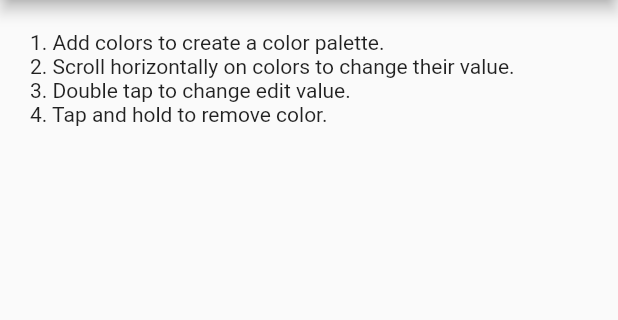
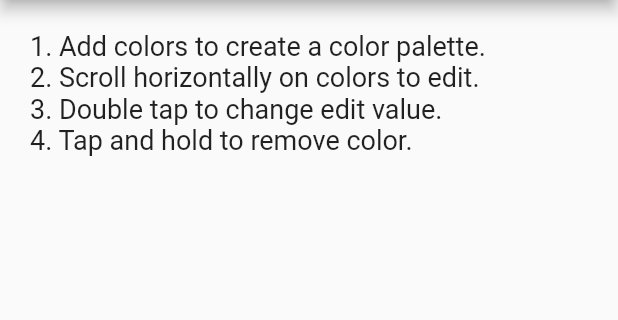
Before and after one commit to kotarCreative/colofinity, a Flutter app: the screen it shows after launch, after a tap on "Add Color", after a tap on the "info" icon, on a phone screen of 412 x 824 dp, the part 84-404 px from its top. Run offline on Flutter 3.47's test engine with Material 2 defaults, Android fonts, the phone set to English and light mode, and no system bars.

Commit message:
Simplify code.

```diff
--- a/lib/main.dart
+++ b/lib/main.dart
@@ -11,8 +11,7 @@ class Colorfinity extends StatelessWidget {
         theme: ThemeData(
             primaryColor: Color(0xFF333333),
             textTheme: TextTheme(button: TextStyle(color: Colors.white))),
-      home: MainApp()
-    );
+        home: MainApp());
   }
 }
 
@@ -49,7 +48,7 @@ class _ColorManagerState extends State<ColorManager> {
   String editMode = 'hue';
   final ScrollController _scrollCont = new ScrollController();
 
-  void _add() {
+  void _addColor() {
     Color color = Color((math.Random().nextDouble() * 0xFFFFFF).toInt() << 0)
         .withOpacity(1.0);
     setState(() => _colors.add(color));
@@ -60,7 +59,7 @@ class _ColorManagerState extends State<ColorManager> {
     }
   }
 
-  void remove(int idx) {
+  void _removeColor(int idx) {
     setState(() => _colors.removeAt(idx));
   }
 
@@ -98,19 +97,21 @@ class _ColorManagerState extends State<ColorManager> {
 
   Widget _buildColorCard(BuildContext context, int idx) {
     Color colorVal = _colors[idx];
-    return ColorCard(idx, colorVal, onDrag: updateColor, onHold: remove);
+    return ColorCard(idx, colorVal, onDrag: updateColor, onHold: _removeColor);
   }
 
   @override
   Widget build(BuildContext context) {
-    return GestureDetector(
-      child: Column(
+    return Column(
       children: <Widget>[
         Expanded(
+          child: GestureDetector(
             child: ListView.builder(
               itemBuilder: _buildColorCard,
               itemCount: _colors.length,
               controller: _scrollCont,
+            ),
+            onDoubleTap: changeEditType,
           ),
         ),
         Container(
@@ -119,10 +120,20 @@ class _ColorManagerState extends State<ColorManager> {
               textAlign: TextAlign.center,
             ),
             margin: EdgeInsets.all(20)),
-          FooterBtn('Add Color', _add)
+        GestureDetector(
+          child: Container(
+            child: Center(
+              child: Text(
+                'Add Color',
+                style: Theme.of(context).textTheme.button,
+              ),
+            ),
+            color: Theme.of(context).primaryColor,
+            height: 60,
+          ),
+          onTap: _addColor,
+        )
       ],
-      ),
-      onDoubleTap: changeEditType,
     );
   }
 }
--- a/lib/widgets.dart
+++ b/lib/widgets.dart
@@ -36,30 +36,6 @@ class ColorCard extends StatelessWidget {
   }
 }
 
-class FooterBtn extends StatelessWidget {
-  final String label;
-  final Function onTap;
-
-  FooterBtn(this.label, this.onTap);
-
-  @override
-  Widget build(BuildContext context) {
-    return GestureDetector(
-      child: Container(
-        child: Center(
-          child: Text(
-            label,
-            style: Theme.of(context).textTheme.button,
-          ),
-        ),
-        color: Theme.of(context).primaryColor,
-        height: 60,
-      ),
-      onTap: () => onTap(),
-    );
-  }
-}
-
 class Info extends StatelessWidget {
   @override
   Widget build(BuildContext context) {
@@ -67,7 +43,8 @@ class Info extends StatelessWidget {
       appBar: AppBar(title: Text('Colorfinity')),
       body: Container(
         child: Text(
-          '1. Add colors to create a color palette.\n2. Scroll horizontally on colors to change their value.\n3. Double tap to change edit value.\n4. Tap and hold to remove color.',
+          '1. Add colors to create a color palette.\n2. Scroll horizontally on colors to edit.\n3. Double tap to change edit value.\n4. Tap and hold to remove color.',
+          style: TextStyle(fontSize: 18)
         ),
         margin: EdgeInsets.all(20.0),
       ),
```
Lines whose indentation alone changed are shown as unchanged.
